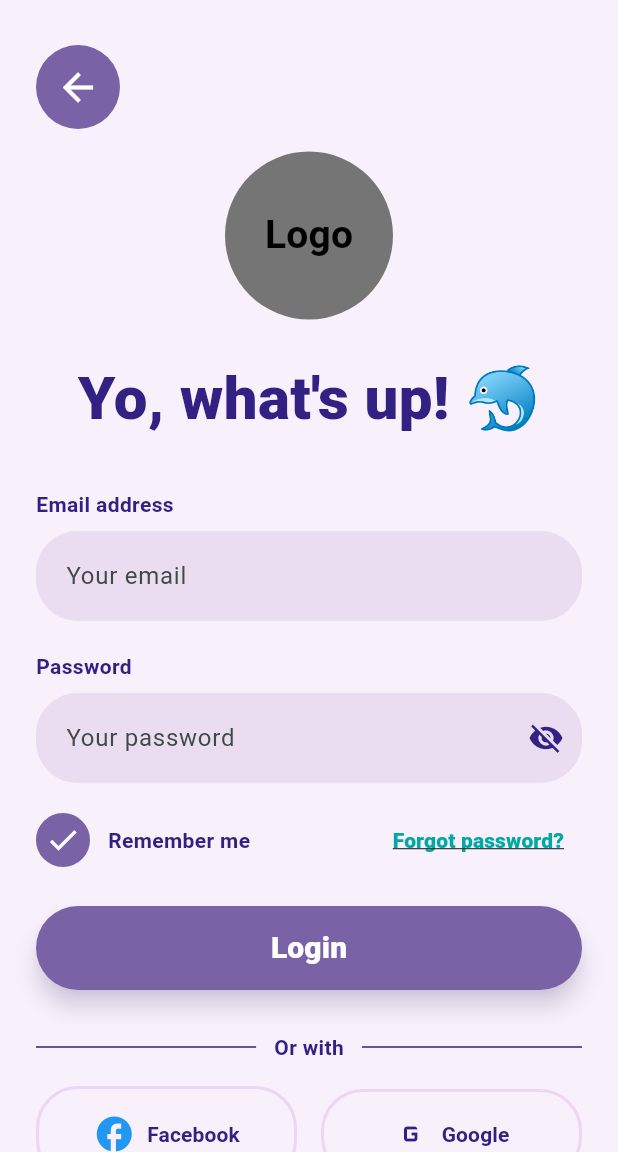
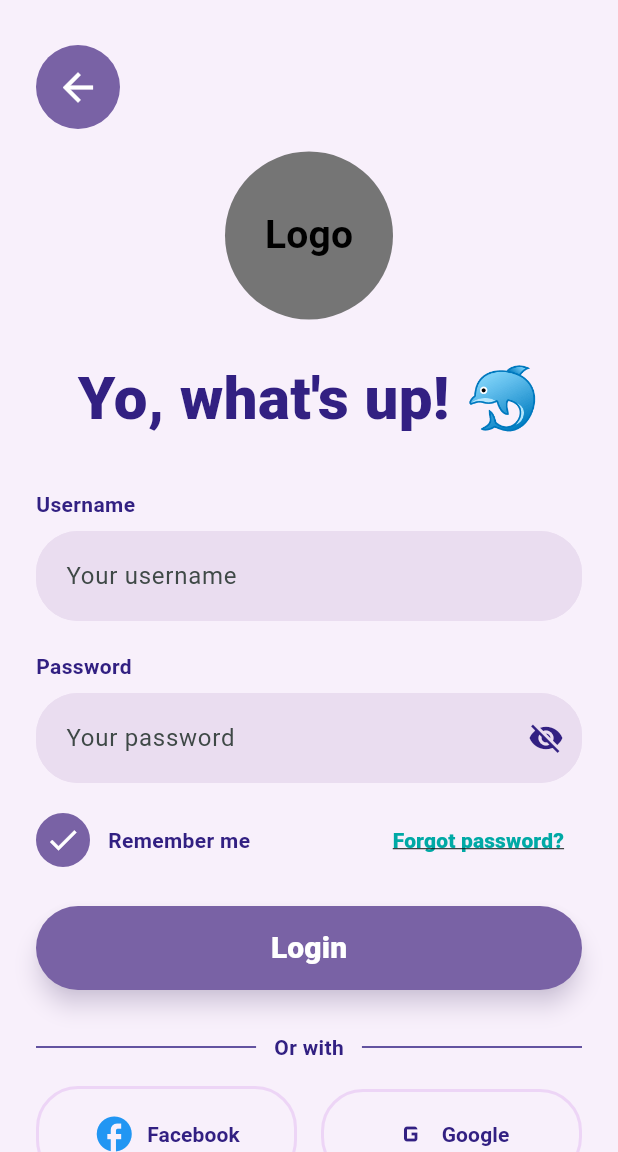
Before and after one commit to kemdav/voquadro, a Flutter app: the screen it shows after launch, on a phone screen of 412 x 824 dp, the part 84-1236 px from its top. Run offline on Flutter 3.47's test engine with Material 3 defaults, Android fonts, the phone set to English and light mode, and no system bars; our stand-ins replace flutter_dotenv, logger, supabase_flutter; accounts and stored records are empty.

Commit message:
fix: renamed some input labels

```diff
--- a/lib/main.dart
+++ b/lib/main.dart
@@ -1,7 +1,7 @@
 import 'package:flutter/material.dart';
 import 'package:voquadro/data/notifiers.dart';
 import 'package:voquadro/views/widget_tree.dart';
-import 'package:voquadro/views/pages/authentication/registration_section/registration_page_1.dart'; // for testing only
+// for testing only
 import 'package:supabase_flutter/supabase_flutter.dart';
 import 'package:flutter_dotenv/flutter_dotenv.dart';
 
--- a/lib/views/pages/authentication/login_page.dart
+++ b/lib/views/pages/authentication/login_page.dart
@@ -21,7 +21,7 @@ class _LoginPageState extends State<LoginPage> {
   Widget build(BuildContext context) {
     const Color bgColor = Color(0xFFF8F0FB); // page background
     const Color primaryText = Color(0xFF322082); // headings and links
-    const Color inputFill = Color(0xFFEADDF0); // email/password boxes
+    const Color inputFill = Color(0xFFEADDF0); // user/password boxes
     const Color accentTeal = Color(0xFF00A9A5); // forgot password
     const Color buttonPurple = Color(0xFF7962A5); // login button
     const Color chipBorder = Color(0xFFEDD5F6); // social border
@@ -91,11 +91,11 @@ class _LoginPageState extends State<LoginPage> {
 
               const SizedBox(height: 32),
 
-              // Email label and input
+              // username label and input
               const Align(
                 alignment: Alignment.centerLeft,
                 child: Text(
-                  'Email address',
+                  'Username',
                   style: TextStyle(
                     color: primaryText,
                     fontWeight: FontWeight.w700,
@@ -105,9 +105,9 @@ class _LoginPageState extends State<LoginPage> {
               const SizedBox(height: 8),
               TextField(
                 controller: emailController,
-                keyboardType: TextInputType.emailAddress,
+                keyboardType: TextInputType.text,
                 decoration: InputDecoration(
-                  hintText: 'Your email',
+                  hintText: 'Your username',
                   filled: true,
                   fillColor: inputFill,
                   contentPadding: const EdgeInsets.symmetric(
--- a/lib/views/pages/authentication/registration_section/registration_page_2.dart
+++ b/lib/views/pages/authentication/registration_section/registration_page_2.dart
@@ -93,7 +93,7 @@ class _RegistrationPage2State extends State<RegistrationPage2> {
                 mainAxisAlignment: MainAxisAlignment.center,
                 children: [
                   Text(
-                    "You're getting there!🐬",
+                    "You're getting there! 🐬",
                     textAlign: TextAlign.center,
                     style: Theme.of(context).textTheme.headlineMedium?.copyWith(
                       fontWeight: FontWeight.w800,
@@ -106,7 +106,7 @@ class _RegistrationPage2State extends State<RegistrationPage2> {
 
               const SizedBox(height: 40),
 
-              // Password field
+              // Password
               _PasswordField(
                 controller: _passwordController,
                 hintText: 'Password',
```
Also changed, not shown: lib/views/pages/authentication/registration_section/registration_page_1.dart (+4 -4 lines).
